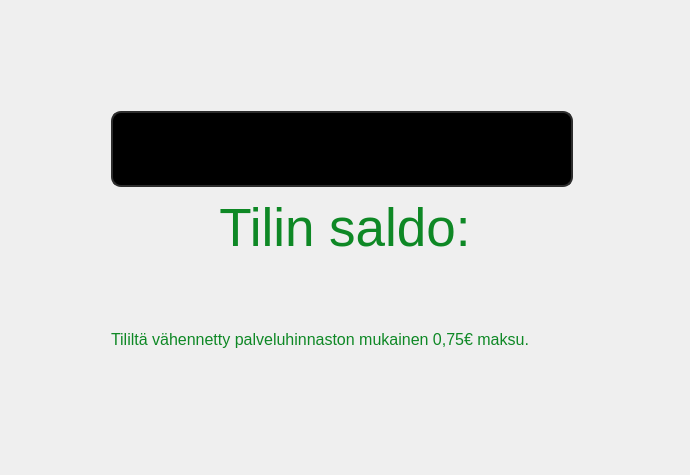
Above: frontend/status.ui from 22kmo-project/group_15 before the change. Below: the same form after it.
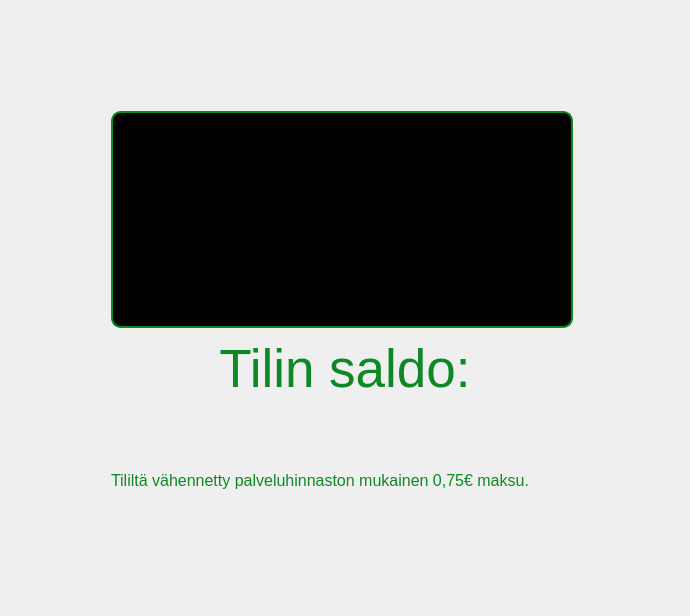
That is the form after the change. Icons and pictures are not drawn.

The edit to the form file:
```diff
--- a/frontend/status.ui
+++ b/frontend/status.ui
@@ -7,7 +7,7 @@
     <x>0</x>
     <y>0</y>
     <width>690</width>
-    <height>270</height>
+    <height>616</height>
    </rect>
   </property>
   <property name="sizePolicy">
@@ -35,7 +35,7 @@
 color: rgb(14, 136, 37);
 border-style:solid;
 border-width: 2px;
-border-color: rgb(45, 45, 45);
+border-color: rgb(14, 136, 37);
 border-radius: 10px;
 padding: 2px 2px;
 }
@@ -119,7 +119,7 @@
      <property name="styleSheet">
       <string notr="true">border-style:solid;
 border-width: 2px;
-border-color: rgb(45, 45, 45);
+border-color: rgb(14, 136, 37);
 border-radius: 10px;
 padding: 2px 2px;
 background-color: rgb(0, 0, 0);
```
